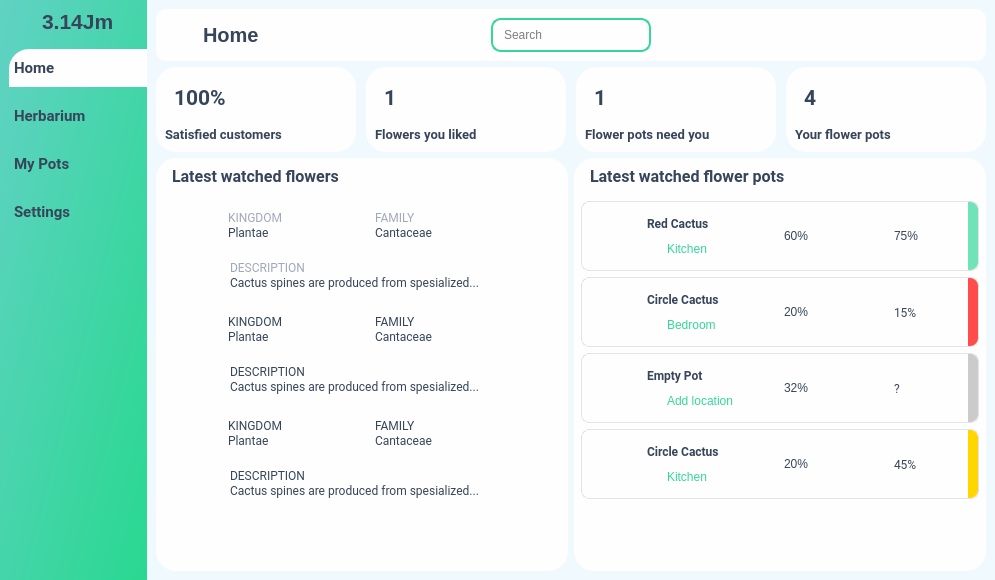
First picture: the form in interface.ui, repository 3-14Jm/Desktop_application, before the edit.
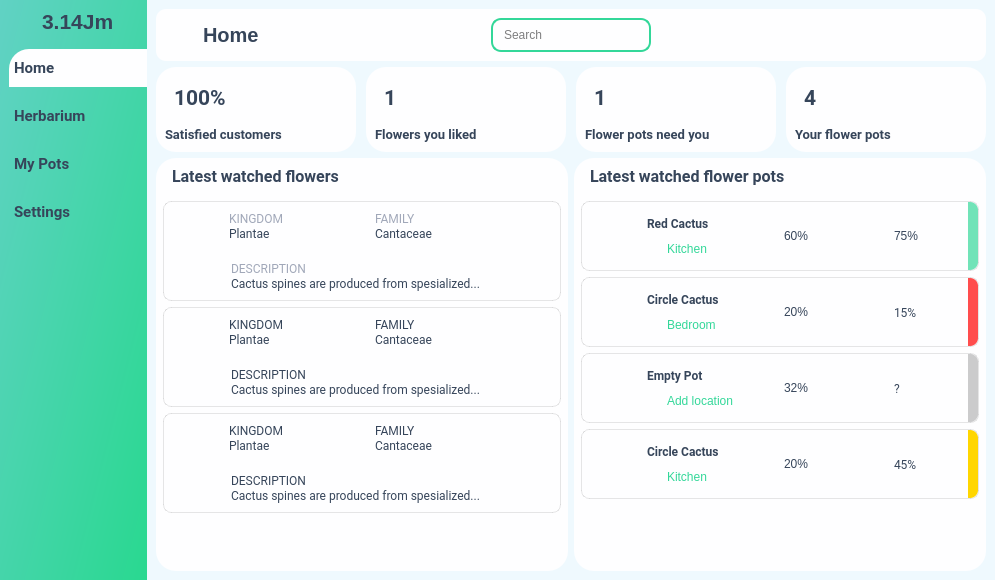
Second picture: the form after the edit. Icons and pictures are not drawn.

Diff of the .ui file:
```diff
--- a/interface.ui
+++ b/interface.ui
@@ -93,7 +93,7 @@
 	border-top-right-radius: 8px;
 	border-bottom-right-radius: 8px;
 }
-#frame_20, #frame_11, #frame_8, #frame_26{
+#frame_20, #frame_11, #frame_8, #frame_26, #frame_40, #frame_55, #frame_56{
 	border: 1px solid;
 	border-color: rgba(0, 0, 0, 0.1);
 	border-radius: 8px;
```
